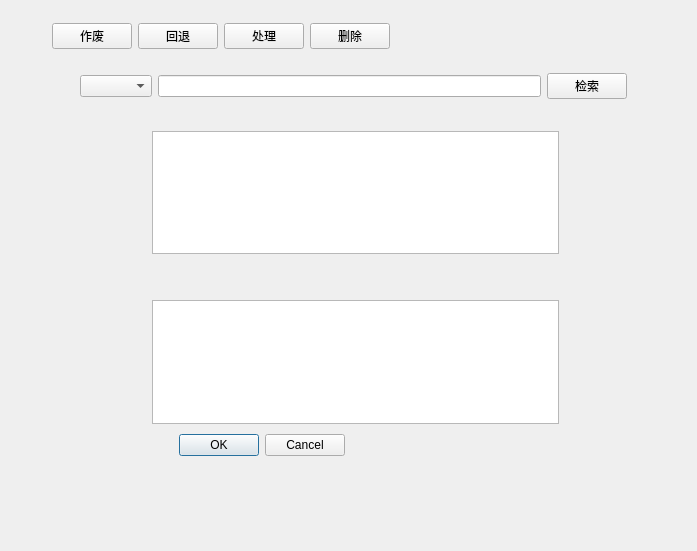
Old version of the form ui3/HandleRequirementDialog.ui in the repository ChenZebin9/python_pdm_2.
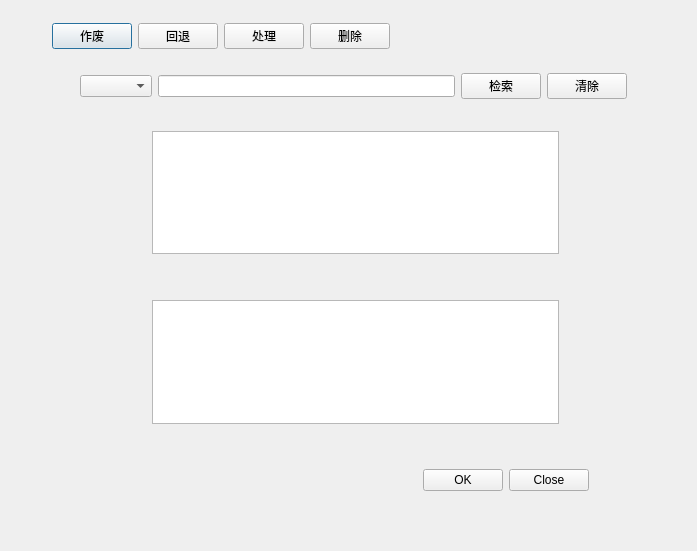
New version of the form.

```diff
--- a/ui3/HandleRequirementDialog.ui
+++ b/ui3/HandleRequirementDialog.ui
@@ -113,6 +113,13 @@
       </property>
      </widget>
     </item>
+    <item>
+     <widget class="QPushButton" name="cleanSearchButton">
+      <property name="text">
+       <string>清除</string>
+      </property>
+     </widget>
+    </item>
    </layout>
   </widget>
   <widget class="QTableView" name="sourceRequirementTableView">
@@ -135,21 +142,56 @@
     </rect>
    </property>
   </widget>
-  <widget class="QDialogButtonBox" name="buttonBox">
+  <widget class="QWidget" name="horizontalLayoutWidget">
    <property name="geometry">
     <rect>
-     <x>152</x>
-     <y>431</y>
-     <width>193</width>
-     <height>28</height>
+     <x>310</x>
+     <y>440</y>
+     <width>281</width>
+     <height>80</height>
     </rect>
    </property>
-   <property name="orientation">
-    <enum>Qt::Horizontal</enum>
-   </property>
-   <property name="standardButtons">
-    <set>QDialogButtonBox::Cancel|QDialogButtonBox::Ok</set>
-   </property>
+   <layout class="QHBoxLayout" name="button_h_layout">
+    <property name="leftMargin">
+     <number>2</number>
+    </property>
+    <property name="topMargin">
+     <number>2</number>
+    </property>
+    <property name="rightMargin">
+     <number>2</number>
+    </property>
+    <property name="bottomMargin">
+     <number>2</number>
+    </property>
+    <item>
+     <spacer name="horizontalSpacer_2">
+      <property name="orientation">
+       <enum>Qt::Horizontal</enum>
+      </property>
+      <property name="sizeHint" stdset="0">
+       <size>
+        <width>40</width>
+        <height>20</height>
+       </size>
+      </property>
+     </spacer>
+    </item>
+    <item>
+     <widget class="QPushButton" name="okButton">
+      <property name="text">
+       <string>OK</string>
+      </property>
+     </widget>
+    </item>
+    <item>
+     <widget class="QPushButton" name="closeButton">
+      <property name="text">
+       <string>Close</string>
+      </property>
+     </widget>
+    </item>
+   </layout>
   </widget>
  </widget>
  <resources/>
```
Left out of the diff: 35 changed lines with no effect on the pictures.
